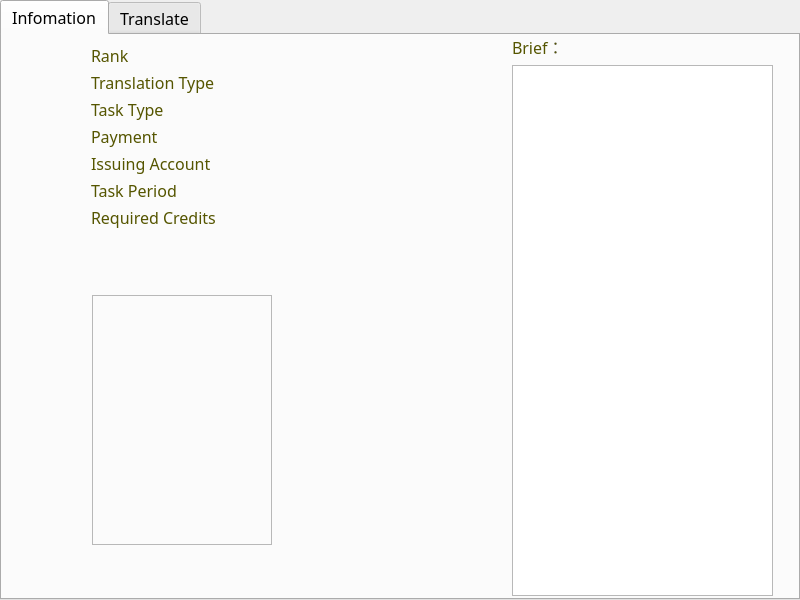
Qt form MyTransTaskOper.ui (Phoveran/CrowdSourcing) before a commit.
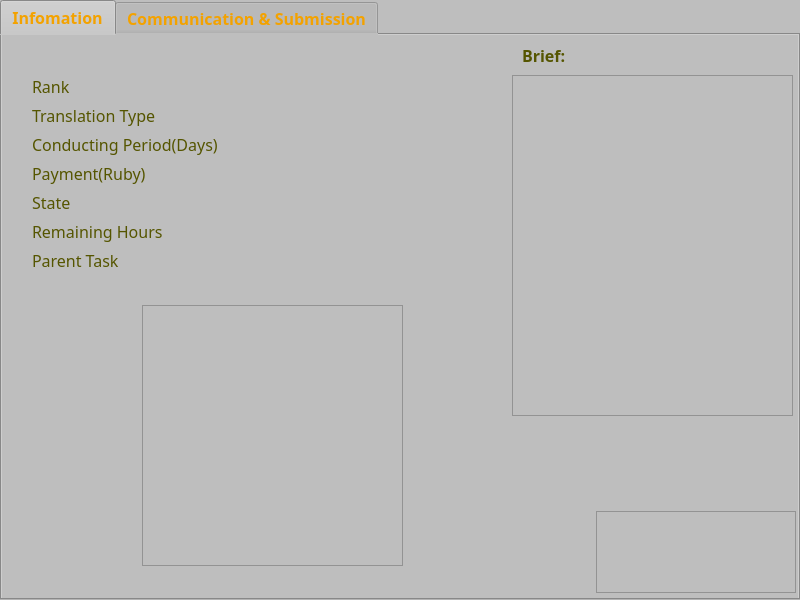
The same form after that commit. Icons and pictures are not drawn.

Diff of the .ui file:
```diff
--- a/MyTransTaskOper.ui
+++ b/MyTransTaskOper.ui
@@ -14,7 +14,7 @@
    <string>MyTask</string>
   </property>
   <property name="styleSheet">
-   <string notr="true">border-image: url(:/CrowdSourcing/Resources/pictures/zelda8.jpg);</string>
+   <string notr="true">background-color: rgb(190, 190, 190);</string>
   </property>
   <widget class="QTabWidget" name="tabWidget">
    <property name="geometry">
@@ -29,13 +29,12 @@
     <font>
      <family>Century Gothic</family>
      <pointsize>12</pointsize>
+     <weight>75</weight>
+     <bold>true</bold>
     </font>
    </property>
    <property name="styleSheet">
-    <string notr="true"/>
-   </property>
-   <property name="tabShape">
-    <enum>QTabWidget::Rounded</enum>
+    <string notr="true">color: rgb(243, 162, 0);</string>
    </property>
    <property name="currentIndex">
     <number>0</number>
@@ -44,123 +43,17 @@
     <attribute name="title">
      <string>Infomation</string>
     </attribute>
-    <widget class="QFrame" name="formFrame">
+    <widget class="QWidget" name="formLayoutWidget">
      <property name="geometry">
       <rect>
-       <x>80</x>
-       <y>0</y>
-       <width>421</width>
-       <height>211</height>
+       <x>30</x>
+       <y>40</y>
+       <width>461</width>
+       <height>212</height>
       </rect>
      </property>
-     <property name="styleSheet">
-      <string notr="true">border-image:transparent;
-color: rgb(85, 85, 0);</string>
-     </property>
      <layout class="QFormLayout" name="formLayout">
-      <property name="horizontalSpacing">
-       <number>20</number>
-      </property>
-      <property name="verticalSpacing">
-       <number>4</number>
-      </property>
       <item row="0" column="0">
-       <widget class="QLabel" name="label_1">
-        <property name="font">
-         <font>
-          <family>Century Gothic</family>
-          <pointsize>12</pointsize>
-         </font>
-        </property>
-        <property name="styleSheet">
-         <string notr="true">color: rgb(85, 85, 0);</string>
-        </property>
-        <property name="text">
-         <string>Rank</string>
-        </property>
-       </widget>
-      </item>
-      <item row="1" column="0">
-       <widget class="QLabel" name="label_3">
-        <property name="font">
-         <font>
-          <family>Century Gothic</family>
-          <pointsize>12</pointsize>
-         </font>
-        </property>
-        <property name="styleSheet">
-         <string notr="true">color: rgb(85, 85, 0);</string>
-        </property>
-        <property name="text">
-         <string>Translation Type</string>
-        </property>
-       </widget>
-      </item>
-      <item row="2" column="0">
-       <widget class="QLabel" name="label_4">
-        <property name="font">
-         <font>
-          <family>Century Gothic</family>
-          <pointsize>12</pointsize>
-         </font>
-        </property>
-        <property name="styleSheet">
-         <string notr="true">color: rgb(85, 85, 0);</string>
-        </property>
-        <property name="text">
-         <string>Task Type</string>
-        </property>
-       </widget>
-      </item>
-      <item row="3" column="0">
-       <widget class="QLabel" name="label_5">
-        <property name="font">
-         <font>
-          <family>Century Gothic</family>
-          <pointsize>12</pointsize>
-         </font>
-        </property>
-        <property name="styleSheet">
-         <string notr="true">color: rgb(85, 85, 0);</string>
-        </property>
-        <property name="text">
-         <string>Payment</string>
-        </property>
-       </widget>
-      </item>
-      <item row="4" column="0">
-       <widget class="QLabel" name="label_6">
-        <property name="font">
-         <font>
-          <family>Century Gothic</family>
-          <pointsize>12</pointsize>
-         </font>
-        </property>
-        <property name="styleSheet">
-         <string notr="true">color: rgb(85, 85, 0);</string>
-        </property>
-        <property name="text">
-         <string>Issuing Account</string>
-        </property>
-       </widget>
-      </item>
-      <item row="5" column="0">
-       <widget class="QLabel" name="label_7">
-        <property name="font">
-         <font>
-          <family>Century Gothic</family>
-          <pointsize>12</pointsize>
-         </font>
-        </property>
-        <property name="styleSheet">
-         <string notr="true">color: rgb(85, 85, 0);</string>
-        </property>
-        <property name="text">
-         <string>Task Period</string>
-        </property>
-       </widget>
-      </item>
-      <item row="6" column="0">
        <widget class="QLabel" name="label_8">
         <property name="font">
          <font>
@@ -172,7 +65,7 @@
          <string notr="true">color: rgb(85, 85, 0);</string>
         </property>
         <property name="text">
-         <string>Required Credits</string>
+         <string>Rank</string>
         </property>
        </widget>
       </item>
@@ -185,13 +78,29 @@
          </font>
         </property>
         <property name="styleSheet">
-         <string notr="true">color: rgb(0, 85, 255);</string>
+         <string notr="true">color: rgb(85, 0, 255);</string>
         </property>
         <property name="text">
          <string/>
         </property>
        </widget>
       </item>
+      <item row="1" column="0">
+       <widget class="QLabel" name="label_1">
+        <property name="font">
+         <font>
+          <family>Century Gothic</family>
+          <pointsize>12</pointsize>
+         </font>
+        </property>
+        <property name="styleSheet">
+         <string notr="true">color: rgb(85, 85, 0);</string>
+        </property>
+        <property name="text">
+         <string>Translation Type</string>
+        </property>
+       </widget>
+      </item>
       <item row="1" column="1">
        <widget class="QLabel" name="labelTransType">
         <property name="font">
@@ -201,13 +110,29 @@
          </font>
         </property>
         <property name="styleSheet">
-         <string notr="true">color: rgb(0, 85, 255);</string>
+         <string notr="true">color: rgb(85, 0, 255);</string>
         </property>
         <property name="text">
          <string/>
         </property>
        </widget>
       </item>
+      <item row="2" column="0">
+       <widget class="QLabel" name="label_3">
+        <property name="font">
+         <font>
+          <family>Century Gothic</family>
+          <pointsize>12</pointsize>
+         </font>
+        </property>
+        <property name="styleSheet">
+         <string notr="true">color: rgb(85, 85, 0);</string>
+        </property>
+        <property name="text">
+         <string>Conducting Period(Days)</string>
+        </property>
+       </widget>
+      </item>
       <item row="2" column="1">
        <widget class="QLabel" name="labelTaskType">
         <property name="font">
@@ -217,13 +142,29 @@
          </font>
         </property>
         <property name="styleSheet">
-         <string notr="true">color: rgb(0, 85, 255);</string>
+         <string notr="true">color: rgb(85, 0, 255);</string>
         </property>
         <property name="text">
          <string/>
         </property>
        </widget>
       </item>
+      <item row="3" column="0">
+       <widget class="QLabel" name="label_7">
+        <property name="font">
+         <font>
+          <family>Century Gothic</family>
+          <pointsize>12</pointsize>
+         </font>
+        </property>
+        <property name="styleSheet">
+         <string notr="true">color: rgb(85, 85, 0);</string>
+        </property>
+        <property name="text">
+         <string>Payment(Ruby)</string>
+        </property>
+       </widget>
+      </item>
       <item row="3" column="1">
        <widget class="QLabel" name="labelPayment">
         <property name="font">
@@ -233,13 +174,29 @@
          </font>
         </property>
         <property name="styleSheet">
-         <string notr="true">color: rgb(0, 85, 255);</string>
+         <string notr="true">color: rgb(85, 0, 255);</string>
         </property>
         <property name="text">
          <string/>
         </property>
        </widget>
       </item>
+      <item row="4" column="0">
+       <widget class="QLabel" name="label_6">
+        <property name="font">
+         <font>
+          <family>Century Gothic</family>
+          <pointsize>12</pointsize>
+         </font>
+        </property>
+        <property name="styleSheet">
+         <string notr="true">color: rgb(85, 85, 0);</string>
+        </property>
+        <property name="text">
+         <string>State</string>
+        </property>
+       </widget>
+      </item>
       <item row="4" column="1">
        <widget class="QLabel" name="labelIssAcc">
         <property name="font">
@@ -249,13 +206,29 @@
          </font>
         </property>
         <property name="styleSheet">
-         <string notr="true">color: rgb(0, 85, 255);</string>
+         <string notr="true">color: rgb(85, 0, 255);</string>
         </property>
         <property name="text">
          <string/>
         </property>
        </widget>
       </item>
+      <item row="5" column="0">
+       <widget class="QLabel" name="label_9">
+        <property name="font">
+         <font>
+          <family>Century Gothic</family>
+          <pointsize>12</pointsize>
+         </font>
+        </property>
+        <property name="styleSheet">
+         <string notr="true">color: rgb(85, 85, 0);</string>
+        </property>
+        <property name="text">
+         <string>Remaining Hours</string>
+        </property>
+       </widget>
+      </item>
       <item row="5" column="1">
        <widget class="QLabel" name="labelTaskPer">
         <property name="font">
@@ -265,13 +238,29 @@
          </font>
         </property>
         <property name="styleSheet">
-         <string notr="true">color: rgb(0, 85, 255);</string>
+         <string notr="true">color: rgb(85, 0, 255);</string>
         </property>
         <property name="text">
          <string/>
         </property>
        </widget>
       </item>
+      <item row="6" column="0">
+       <widget class="QLabel" name="label_11">
+        <property name="font">
+         <font>
+          <family>Century Gothic</family>
+          <pointsize>12</pointsize>
+         </font>
+        </property>
+        <property name="styleSheet">
+         <string notr="true">color: rgb(85, 85, 0);</string>
+        </property>
+        <property name="text">
+         <string>Parent Task</string>
+        </property>
+       </widget>
+      </item>
       <item row="6" column="1">
        <widget class="QLabel" name="labelReqCredits">
         <property name="font">
@@ -281,7 +270,7 @@
          </font>
         </property>
         <property name="styleSheet">
-         <string notr="true">color: rgb(0, 85, 255);</string>
+         <string notr="true">color: rgb(85, 0, 255);</string>
         </property>
         <property name="text">
          <string/>
@@ -290,78 +279,101 @@
       </item>
      </layout>
     </widget>
-    <widget class="QFrame" name="frame_2">
-     <property name="geometry">
-      <rect>
-       <x>90</x>
-       <y>260</y>
-       <width>180</width>
-       <height>250</height>
-      </rect>
-     </property>
-     <property name="styleSheet">
-      <string notr="true">border-image: url(:/CrowdSourcing/Resources/pictures/in_morocco.jpg);</string>
-     </property>
-     <property name="frameShape">
-      <enum>QFrame::StyledPanel</enum>
-     </property>
-     <property name="frameShadow">
-      <enum>QFrame::Raised</enum>
-     </property>
-    </widget>
     <widget class="QTextBrowser" name="textBrowserBrief">
      <property name="geometry">
       <rect>
        <x>510</x>
-       <y>30</y>
+       <y>40</y>
+       <width>281</width>
+       <height>341</height>
+      </rect>
+     </property>
+     <property name="font">
+      <font>
+       <family>Century Gothic</family>
+       <pointsize>10</pointsize>
+      </font>
+     </property>
+     <property name="styleSheet">
+      <string notr="true">color: rgb(0, 0, 0);</string>
+     </property>
+     <property name="readOnly">
+      <bool>true</bool>
+     </property>
+     <property name="html">
+      <string>&lt;!DOCTYPE HTML PUBLIC &quot;-//W3C//DTD HTML 4.0//EN&quot; &quot;http://www.w3.org/TR/REC-html40/strict.dtd&quot;&gt;
+&lt;html&gt;&lt;head&gt;&lt;meta name=&quot;qrichtext&quot; content=&quot;1&quot; /&gt;&lt;style type=&quot;text/css&quot;&gt;
+p, li { white-space: pre-wrap; }
+&lt;/style&gt;&lt;/head&gt;&lt;body style=&quot; font-family:'Century Gothic'; font-size:10pt; font-weight:400; font-style:normal;&quot;&gt;
+&lt;p style=&quot;-qt-paragraph-type:empty; margin-top:0px; margin-bottom:0px; margin-left:0px; margin-right:0px; -qt-block-indent:0; text-indent:0px;&quot;&gt;&lt;br /&gt;&lt;/p&gt;&lt;/body&gt;&lt;/html&gt;</string>
+     </property>
+    </widget>
+    <widget class="QFrame" name="frame">
+     <property name="geometry">
+      <rect>
+       <x>594</x>
+       <y>476</y>
+       <width>200</width>
+       <height>82</height>
+      </rect>
+     </property>
+     <property name="styleSheet">
+      <string notr="true">border-image: url(:/CrowdSourcing/Resources/pictures/zelda_logo2.png);</string>
+     </property>
+     <property name="frameShape">
+      <enum>QFrame::StyledPanel</enum>
+     </property>
+     <property name="frameShadow">
+      <enum>QFrame::Raised</enum>
+     </property>
+    </widget>
+    <widget class="QLabel" name="label_10">
+     <property name="geometry">
+      <rect>
+       <x>520</x>
+       <y>5</y>
+       <width>71</width>
+       <height>31</height>
+      </rect>
+     </property>
+     <property name="font">
+      <font>
+       <family>Century Gothic</family>
+       <pointsize>12</pointsize>
+       <weight>75</weight>
+       <bold>true</bold>
+      </font>
+     </property>
+     <property name="styleSheet">
+      <string notr="true">border-image:transparent;color: rgb(85, 85, 0);</string>
+     </property>
+     <property name="text">
+      <string>Brief:</string>
+     </property>
+    </widget>
+    <widget class="QFrame" name="frame_2">
+     <property name="geometry">
+      <rect>
+       <x>140</x>
+       <y>270</y>
        <width>261</width>
-       <height>531</height>
+       <height>261</height>
       </rect>
      </property>
-     <property name="font">
-      <font>
-       <family>华文细黑</family>
-       <pointsize>12</pointsize>
-      </font>
-     </property>
      <property name="styleSheet">
-      <string notr="true">border-image:transparent;</string>
+      <string notr="true">border-image: url(:/CrowdSourcing/Resources/pictures/zelda_logo4.png);</string>
      </property>
-     <property name="html">
-      <string>&lt;!DOCTYPE HTML PUBLIC &quot;-//W3C//DTD HTML 4.0//EN&quot; &quot;http://www.w3.org/TR/REC-html40/strict.dtd&quot;&gt;
-&lt;html&gt;&lt;head&gt;&lt;meta name=&quot;qrichtext&quot; content=&quot;1&quot; /&gt;&lt;style type=&quot;text/css&quot;&gt;
-p, li { white-space: pre-wrap; }
-&lt;/style&gt;&lt;/head&gt;&lt;body style=&quot; font-family:'华文细黑'; font-size:12pt; font-weight:400; font-style:normal;&quot;&gt;
-&lt;p style=&quot;-qt-paragraph-type:empty; margin-top:0px; margin-bottom:0px; margin-left:0px; margin-right:0px; -qt-block-indent:0; text-indent:0px;&quot;&gt;&lt;br /&gt;&lt;/p&gt;&lt;/body&gt;&lt;/html&gt;</string>
+     <property name="frameShape">
+      <enum>QFrame::StyledPanel</enum>
      </property>
-    </widget>
-    <widget class="QLabel" name="label_9">
-     <property name="geometry">
-      <rect>
-       <x>510</x>
-       <y>0</y>
-       <width>61</width>
-       <height>24</height>
-      </rect>
-     </property>
-     <property name="font">
-      <font>
-       <family>Century Gothic</family>
-       <pointsize>12</pointsize>
-      </font>
-     </property>
-     <property name="styleSheet">
-      <string notr="true">color: rgb(85, 85, 0);
-border-image:transparent;</string>
-     </property>
-     <property name="text">
-      <string>Brief：</string>
+     <property name="frameShadow">
+      <enum>QFrame::Raised</enum>
      </property>
     </widget>
    </widget>
    <widget class="QWidget" name="tabTrans">
     <attribute name="title">
-     <string>Translate</string>
+     <string>Communication &amp;&amp; Submission</string>
     </attribute>
     <widget class="QTextBrowser" name="textBrowserOrigin">
      <property name="geometry">
```
Left out of the diff: 349 changed lines with no effect on the pictures.
